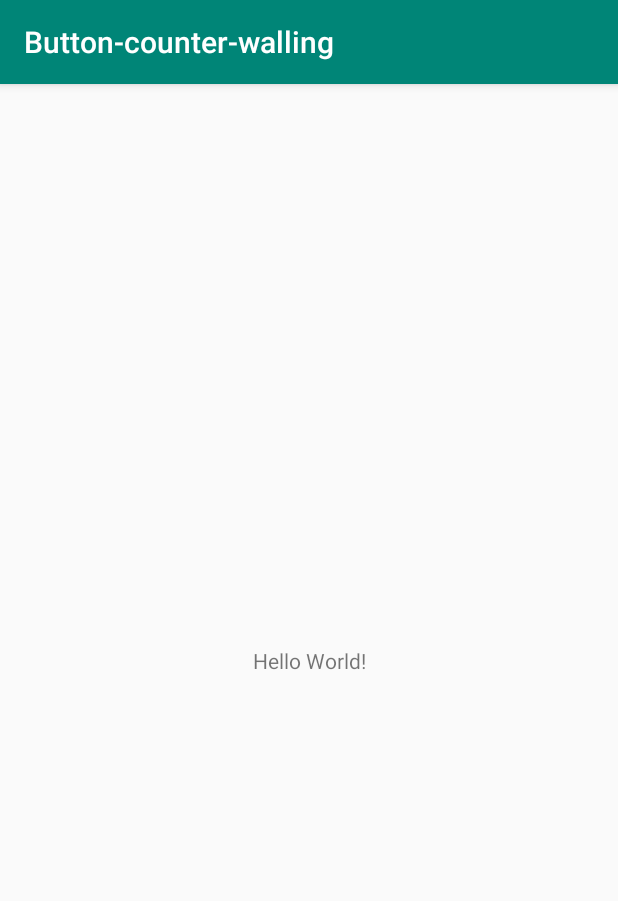
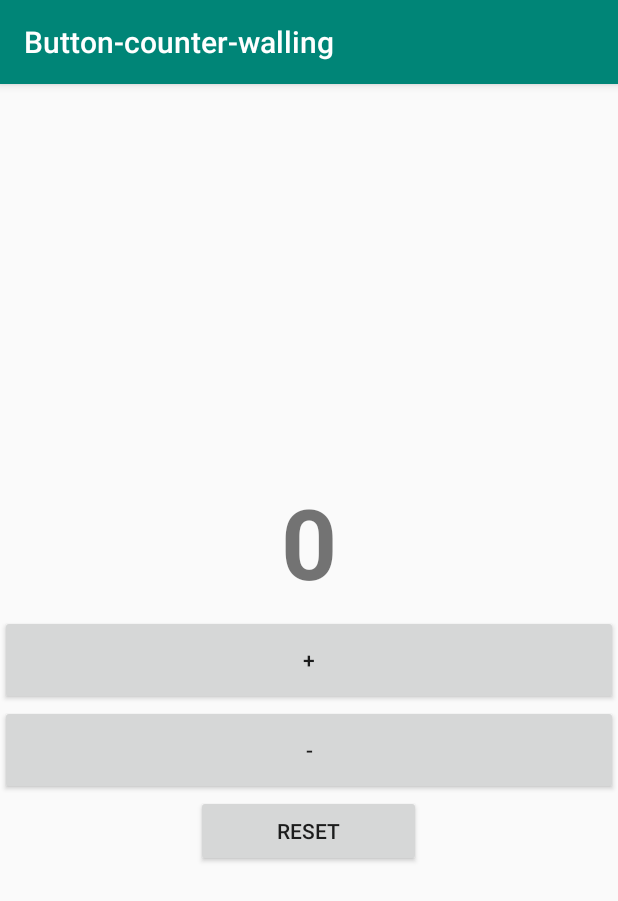
Before and after one commit to michaelwalling/Button-counter-walling, an Android app: the screen it shows after launch (MainActivity), on a phone screen of 412 x 824 dp. Shown: the top 901 px of the screen. Run offline under Robolectric (Android 15) with nearby library versions, the phone set to English and light mode, and no system bars.

Commit message:
completed assignment

```diff
--- a/app/src/main/java/com/example/button_counter_walling/MainActivity.java
+++ b/app/src/main/java/com/example/button_counter_walling/MainActivity.java
@@ -2,12 +2,80 @@ package com.example.button_counter_walling;
 
 import android.support.v7.app.AppCompatActivity;
 import android.os.Bundle;
+import android.view.View;
+import android.widget.TextView;
+import android.widget.Button;
 
 public class MainActivity extends AppCompatActivity {
 
+    private TextView counter;
+
+    private int num = 0;
+
     @Override
     protected void onCreate(Bundle savedInstanceState) {
+
         super.onCreate(savedInstanceState);
         setContentView(R.layout.activity_main);
+        counter = findViewById(R.id.counter);
+
+        counter.setText(String.valueOf(num));
+
+        Button increment = findViewById(R.id.increment);
+        Button decrement = findViewById(R.id.decrement);
+        Button reset = findViewById(R.id.reset);
+
+        reset.setOnClickListener(new View.OnClickListener() {
+            @Override
+            public void onClick(View v) {
+                resetNum(v);
+            }
+        });
+
+        increment.setOnClickListener(new View.OnClickListener() {
+            @Override
+            public void onClick(View v) {
+                incrementNum(v);
+            }
+        });
+
+        decrement.setOnClickListener(new View.OnClickListener() {
+            @Override
+            public void onClick(View v) {
+                decrementNum(v);
+            }
+        });
+
     }
+
+    public void incrementNum (View view) {
+        num++;
+        counter.setText(String.valueOf(num));
+    }
+
+    public void decrementNum(View view){
+        num--;
+        counter.setText(String.valueOf(num));
+    }
+
+    public void resetNum(View view){
+        num = 0;
+        counter.setText(String.valueOf(num));
+    }
+
+
+
+    @Override
+    protected void onSaveInstanceState(Bundle outState) {
+        super.onSaveInstanceState(outState);
+        outState.putInt("numKey", num);
+    }
+    @Override
+    protected void onRestoreInstanceState(Bundle bundle) {
+        super.onRestoreInstanceState(bundle);
+        num = bundle.getInt("numKey");
+        counter.setText(String.valueOf(num));
+
+    }
+
 }
--- a/app/src/main/res/layout/activity_main.xml
+++ b/app/src/main/res/layout/activity_main.xml
@@ -1,18 +1,54 @@
 <?xml version="1.0" encoding="utf-8"?>
-<android.support.constraint.ConstraintLayout xmlns:android="http://schemas.android.com/apk/res/android"
-    xmlns:app="http://schemas.android.com/apk/res-auto"
+<RelativeLayout xmlns:android="http://schemas.android.com/apk/res/android"
     xmlns:tools="http://schemas.android.com/tools"
     android:layout_width="match_parent"
     android:layout_height="match_parent"
     tools:context=".MainActivity">
 
+    <!-- COUNTER -->
     <TextView
-        android:layout_width="wrap_content"
+        android:id="@+id/counter"
+        android:layout_width="match_parent"
         android:layout_height="wrap_content"
-        android:text="Hello World!"
-        app:layout_constraintBottom_toBottomOf="parent"
-        app:layout_constraintLeft_toLeftOf="parent"
-        app:layout_constraintRight_toRightOf="parent"
-        app:layout_constraintTop_toTopOf="parent" />
+        android:layout_above="@id/increment"
+        android:layout_centerHorizontal="true"
+        android:layout_marginBottom="5dp"
+        android:textAlignment="center"
+        android:textSize="65dp"
+        android:textStyle="bold" />
 
-</android.support.constraint.ConstraintLayout>
+    <!-- INCREMENT BUTTON -->
+    <Button
+        android:id="@+id/increment"
+        android:layout_width="match_parent"
+        android:layout_height="60dp"
+        android:layout_alignStart="@+id/counter"
+        android:layout_alignLeft="@+id/counter"
+        android:layout_centerInParent="true"
+        android:text="@string/increment" />
+
+    <!-- DECREMENT BUTTON -->
+    <Button
+        android:id="@+id/decrement"
+        android:layout_width="match_parent"
+        android:layout_height="60dp"
+        android:layout_below="@+id/increment"
+        android:layout_alignParentStart="true"
+        android:layout_alignParentLeft="true"
+        android:layout_marginStart="0dp"
+        android:layout_marginLeft="0dp"
+        android:layout_marginTop="0dp"
+        android:text="@string/decrement" />
+
+    <!-- RESET BUTTON -->
+    <Button
+        android:id="@+id/reset"
+        android:layout_width="150dp"
+        android:layout_height="wrap_content"
+        android:layout_below="@+id/decrement"
+        android:layout_centerHorizontal="true"
+        android:layout_marginTop="0dp"
+        android:text="@string/reset" />
+
+
+</RelativeLayout>
--- a/app/src/main/res/values/strings.xml
+++ b/app/src/main/res/values/strings.xml
@@ -1,3 +1,6 @@
 <resources>
     <string name="app_name">Button-counter-walling</string>
+    <string name="increment">+</string>
+    <string name="decrement">-</string>
+    <string name="reset">Reset</string>
 </resources>
```
